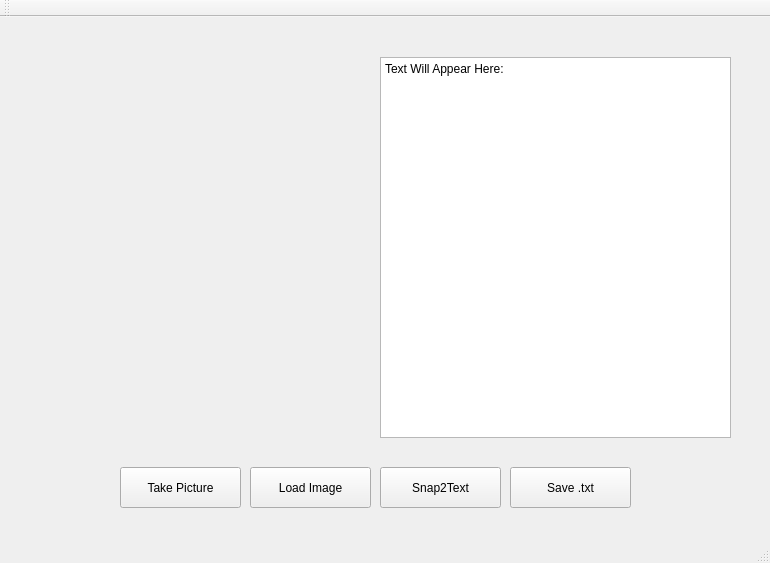
First picture: the form in GUI/mainwindow.ui, repository hkl123/gui-in-progress, before the edit.
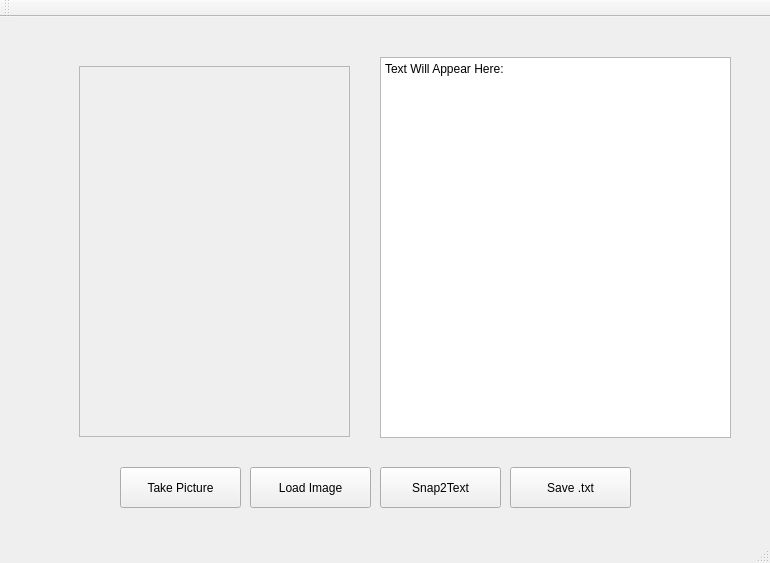
Second picture: the form after the edit. The open tabs and pages were chosen to show the change.

What changed in the file:
```diff
--- a/GUI/mainwindow.ui
+++ b/GUI/mainwindow.ui
@@ -81,18 +81,58 @@
 </string>
     </property>
    </widget>
-   <widget class="QLabel" name="label">
+   <widget class="QStackedWidget" name="stackedWidget">
     <property name="geometry">
      <rect>
-      <x>30</x>
-      <y>40</y>
+      <x>60</x>
+      <y>30</y>
       <width>291</width>
-      <height>381</height>
+      <height>391</height>
      </rect>
     </property>
-    <property name="text">
-     <string/>
+    <property name="currentIndex">
+     <number>0</number>
     </property>
+    <widget class="QWidget" name="page">
+     <widget class="QLabel" name="label">
+      <property name="geometry">
+       <rect>
+        <x>-24</x>
+        <y>12</y>
+        <width>301</width>
+        <height>381</height>
+       </rect>
+      </property>
+      <property name="text">
+       <string/>
+      </property>
+     </widget>
+    </widget>
+    <widget class="QWidget" name="page_2">
+     <widget class="QScrollArea" name="scrollArea">
+      <property name="geometry">
+       <rect>
+        <x>19</x>
+        <y>19</y>
+        <width>271</width>
+        <height>371</height>
+       </rect>
+      </property>
+      <property name="widgetResizable">
+       <bool>true</bool>
+      </property>
+      <widget class="QWidget" name="scrollAreaWidgetContents">
+       <property name="geometry">
+        <rect>
+         <x>0</x>
+         <y>0</y>
+         <width>269</width>
+         <height>369</height>
+        </rect>
+       </property>
+      </widget>
+     </widget>
+    </widget>
    </widget>
   </widget>
   <widget class="QToolBar" name="mainToolBar">
```
